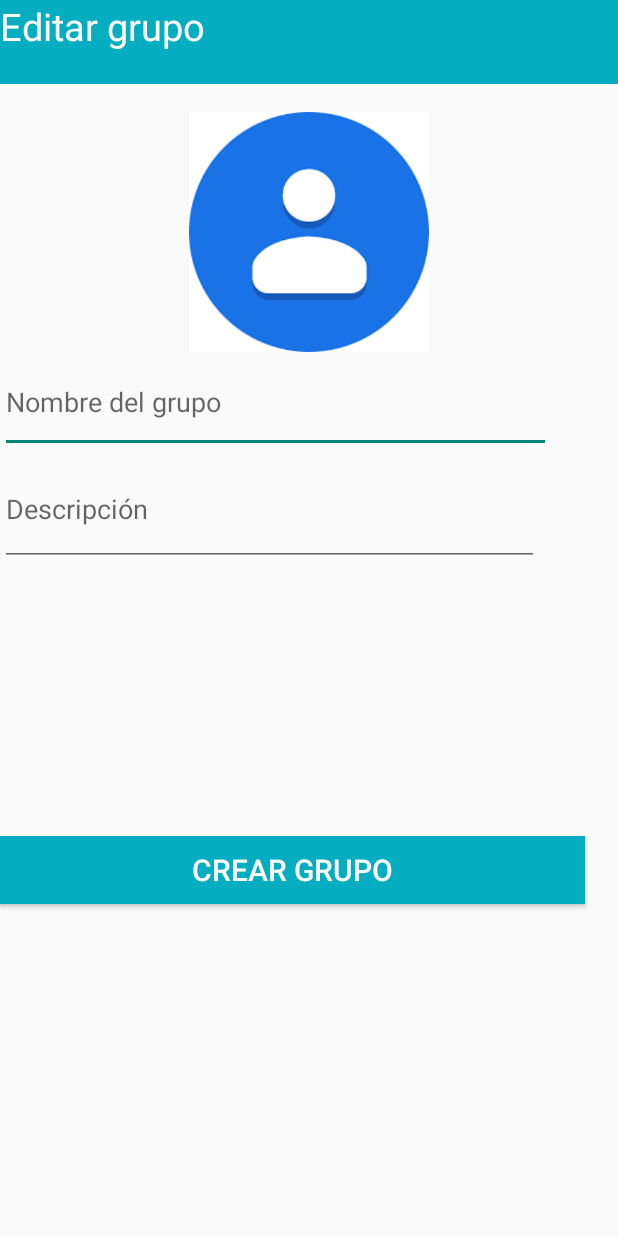
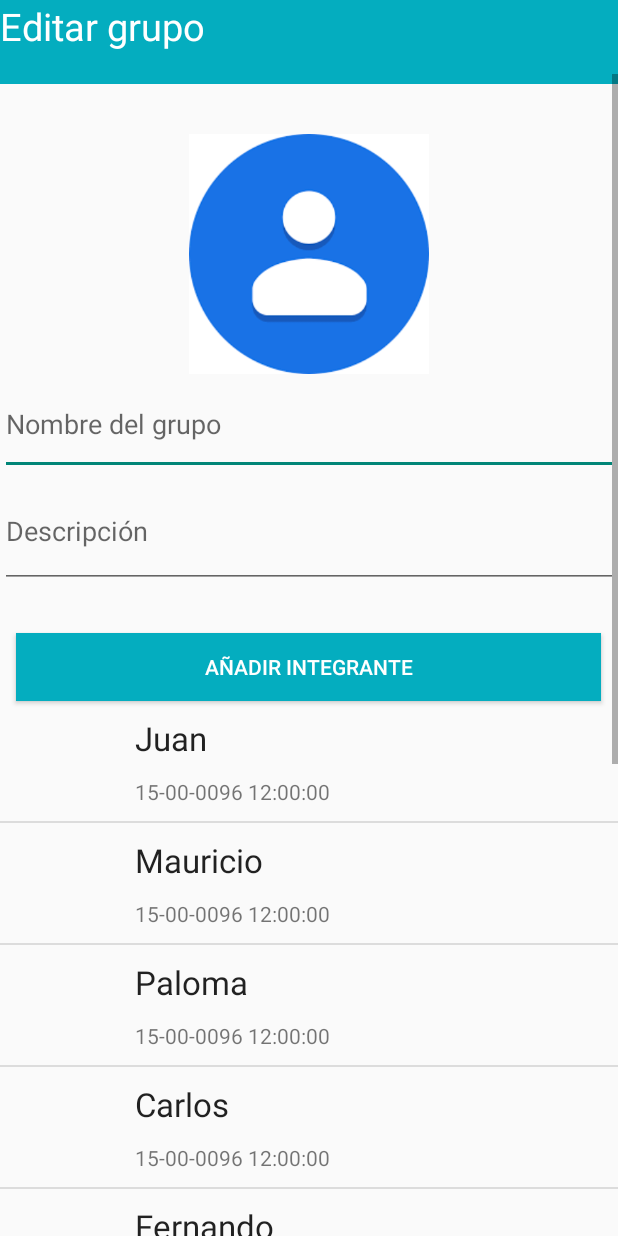
Before and after one commit to danielhuici/instantM, an Android app: the screen it shows after launch (EditGroupActivity), in the options menu, after a tap on "Crear grupo", on a phone screen of 412 x 824 dp. Run offline under Robolectric (Android 15) with nearby library versions, the phone set to English and light mode, and no system bars; our stand-ins replace Volley; 4 statements that could not run were skipped.

Commit message:
Vista crear grupo

```diff
--- a/app/src/main/java/info/androidhive/loginandregistration/activity/Chats.java
+++ b/app/src/main/java/info/androidhive/loginandregistration/activity/Chats.java
@@ -93,7 +93,6 @@ public class Chats extends AppCompatActivity implements ActionBar.TabListener, V
                 return true;
 
             case MENU_ADD_CONTACT_ID:
-                System.out.println("+++++++++++++++++++++++++++++++++++++++++++++++++++++++++++++++++++++++++++++++++++++++++++++++++++");
                 intent = new Intent(this, AddContact.class);
                 startActivity(intent);
                 return true;
--- a/app/src/main/java/info/androidhive/loginandregistration/activity/EditGroupActivity.java
+++ b/app/src/main/java/info/androidhive/loginandregistration/activity/EditGroupActivity.java
@@ -3,15 +3,13 @@ package info.androidhive.loginandregistration.activity;
 import android.app.Activity;
 import android.app.ProgressDialog;
 import android.content.Intent;
-import android.support.design.widget.TabLayout;
-import android.support.v4.view.ViewPager;
-import android.support.v7.app.AppCompatActivity;
 import android.os.Bundle;
-import android.support.v7.widget.Toolbar;
 import android.util.Log;
 import android.view.View;
+import android.view.ViewGroup;
 import android.widget.Button;
 import android.widget.EditText;
+import android.widget.ListView;
 import android.widget.Toast;
 
 import com.android.volley.Request;
@@ -22,12 +20,16 @@ import com.android.volley.toolbox.StringRequest;
 import org.json.JSONException;
 import org.json.JSONObject;
 
+import java.text.ParseException;
+import java.util.ArrayList;
 import java.util.HashMap;
 import java.util.Map;
 
 import info.androidhive.loginandregistration.R;
 import info.androidhive.loginandregistration.app.AppConfig;
 import info.androidhive.loginandregistration.app.AppController;
+import info.androidhive.loginandregistration.app.User;
+import info.androidhive.loginandregistration.app.UserAdapter;
 import info.androidhive.loginandregistration.helper.SQLiteHandler;
 
 public class EditGroupActivity extends Activity {
@@ -37,6 +39,10 @@ public class EditGroupActivity extends Activity {
     private Button buttonConfirm;
     private SQLiteHandler db;
 
+    private ArrayList<User> members;
+    private UserAdapter userAdapter;
+    private ListView lvMembers;
+
     private ProgressDialog pDialog;
 
 
@@ -45,9 +51,8 @@ public class EditGroupActivity extends Activity {
         super.onCreate(savedInstanceState);
         setContentView(R.layout.activity_edit_group);
 
-        System.out.println("Gone");
        inputGroupName = (EditText) findViewById(R.id.group_name);
-       buttonConfirm =  (Button) findViewById(R.id.button_edit_group);
+       buttonConfirm =  (Button) findViewById(R.id.btn_create_group);
 
         // Botón editar custom_item
         buttonConfirm.setOnClickListener(new View.OnClickListener() {
@@ -68,6 +73,51 @@ public class EditGroupActivity extends Activity {
         });
 
         db = new SQLiteHandler(getApplicationContext());
+
+        members = new ArrayList<>();
+        userAdapter =  new UserAdapter(this, members);
+        lvMembers = (ListView) findViewById(R.id.listMembers);
+        lvMembers.setAdapter(userAdapter);
+
+        try {
+            members.add(new User("Juan","15-10-96 17:00"));
+            members.add(new User("Mauricio","15-10-96 17:00"));
+            members.add(new User("Paloma","15-10-96 17:00"));
+            members.add(new User("Carlos","15-10-96 17:00"));
+            members.add(new User("Fernando","15-10-96 17:00"));
+            members.add(new User("Alicia","15-10-96 17:00"));
+            members.add(new User("Roberto","15-10-96 17:00"));
+            members.add(new User("Marisa","15-10-96 17:00"));
+            members.add(new User("Concho","15-10-96 17:00"));
+            members.add(new User("",""));
+        } catch (ParseException e) {
+            e.printStackTrace();
+        }
+
+        userAdapter.notifyDataSetChanged();
+        setListViewHeightBasedOnChildren(lvMembers, userAdapter);
+    }
+
+
+    public static void setListViewHeightBasedOnChildren(ListView listView, UserAdapter userAdapter) {
+        int desiredWidth = View.MeasureSpec.makeMeasureSpec(listView.getWidth(),
+        View.MeasureSpec.UNSPECIFIED);int totalHeight = 0;
+        View view = null;
+        for (int i = 0; i < userAdapter.getCount(); i++) {
+            view = userAdapter.getView(i, view, listView);if (i == 0) view.setLayoutParams(new
+                    ViewGroup.LayoutParams(desiredWidth,
+                    ViewGroup.LayoutParams.WRAP_CONTENT));
+
+            view.measure(desiredWidth, View.MeasureSpec.UNSPECIFIED);
+            totalHeight += view.getMeasuredHeight();
+        }
+
+        ViewGroup.LayoutParams params = listView.getLayoutParams();
+
+        params.height = totalHeight + (listView.getDividerHeight() * (userAdapter.getCount() - 1));
+
+        listView.setLayoutParams(params);
+        listView.requestLayout();
     }
 
     private void storeGroup(final String name) {
--- a/app/src/main/java/info/androidhive/loginandregistration/activity/TabAFragment.java
+++ b/app/src/main/java/info/androidhive/loginandregistration/activity/TabAFragment.java
@@ -1,7 +1,5 @@
 package info.androidhive.loginandregistration.activity;
 
-import android.content.Context;
-import android.content.Intent;
 import android.os.Bundle;
 import android.support.v4.app.Fragment;
 import android.util.Log;
@@ -9,7 +7,6 @@ import android.view.LayoutInflater;
 import android.view.View;
 import android.view.ViewGroup;
 import android.widget.ListView;
-import android.widget.Toast;
 
 import com.android.volley.Request;
 import com.android.volley.Response;
@@ -56,7 +53,7 @@ public class TabAFragment extends Fragment {
         View v = inflater.inflate(R.layout.fragment_tab_a, container, false);
         vGrupos = new ArrayList<>();
         adaptador =  new GroupAdapter(super.getActivity(), vGrupos);
-        lvLista = (ListView) v.findViewById(R.id.listaGrupos);
+        lvLista = (ListView) v.findViewById(R.id.listMembers);
         lvLista.setAdapter(adaptador);
 
         try {
--- a/app/src/main/java/info/androidhive/loginandregistration/activity/TabBFragment.java
+++ b/app/src/main/java/info/androidhive/loginandregistration/activity/TabBFragment.java
@@ -2,7 +2,6 @@ package info.androidhive.loginandregistration.activity;
 
 import android.os.Bundle;
 import android.support.v4.app.Fragment;
-import android.support.v7.widget.RecyclerView;
 import android.view.LayoutInflater;
 import android.view.View;
 import android.view.ViewGroup;
@@ -36,7 +35,7 @@ public class TabBFragment extends Fragment {
         vGrupos = new ArrayList<>();
         adaptador =  new GroupAdapter(super.getActivity(), vGrupos) ;
 
-        lvLista = (ListView) v.findViewById(R.id.listaGrupos);
+        lvLista = (ListView) v.findViewById(R.id.listMembers);
         lvLista.setAdapter(adaptador);
         try {
             vGrupos.add(new Grupo("Juan","15-10-96 17:00"));
--- a/app/src/main/java/info/androidhive/loginandregistration/app/GroupAdapter.java
+++ b/app/src/main/java/info/androidhive/loginandregistration/app/GroupAdapter.java
@@ -54,9 +54,9 @@ public class GroupAdapter extends BaseAdapter {
              *  convertView ya no tendrá que llamar al método findViewById()
              */
 
-            holder.topSubtitle = (TextView) convertView.findViewById(R.id.tvTelefonoMovil);
-            holder.title = (TextView) convertView.findViewById(R.id.tvNombreApellidos);
-            holder.pic = (ImageView) convertView.findViewById(R.id.ivFoto);
+            holder.topSubtitle = (TextView) convertView.findViewById(R.id.tvSubtitle);
+            holder.title = (TextView) convertView.findViewById(R.id.tvTitle);
+            holder.pic = (ImageView) convertView.findViewById(R.id.pic);
 
             convertView.setTag(holder);
         }
--- a/app/src/main/java/info/androidhive/loginandregistration/app/UserAdapter.java
+++ b/app/src/main/java/info/androidhive/loginandregistration/app/UserAdapter.java
@@ -13,7 +13,6 @@ import android.widget.TextView;
 
 import java.util.ArrayList;
 import java.util.List;
-import java.util.Locale;
 
 import info.androidhive.loginandregistration.R;
 
@@ -60,9 +59,9 @@ public class UserAdapter extends BaseAdapter implements Filterable {
              *  convertView ya no tendrá que llamar al método findViewById()
              */
 
-            holder.title = (TextView) convertView.findViewById(R.id.tvNombreApellidos);
-            holder.topSubtitle = (TextView) convertView.findViewById(R.id.tvTelefonoMovil);
-            holder.pic = (ImageView) convertView.findViewById(R.id.ivFoto);
+            holder.title = (TextView) convertView.findViewById(R.id.tvTitle);
+            holder.topSubtitle = (TextView) convertView.findViewById(R.id.tvSubtitle);
+            holder.pic = (ImageView) convertView.findViewById(R.id.pic);
 
             convertView.setTag(holder);
         } else {
--- a/app/src/main/res/layout/activity_edit_group.xml
+++ b/app/src/main/res/layout/activity_edit_group.xml
@@ -29,11 +29,20 @@
         android:orientation="vertical">
 
         <TextView
-            android:layout_width="wrap_content"
-            android:layout_height="wrap_content"
+            android:layout_width="match_parent"
+            android:layout_height="49dp"
             android:text="@string/button_edit_group"
             android:textColor="#ffffff"
             android:textSize="25dp" />
+
+        <ScrollView
+            android:layout_width="match_parent"
+            android:layout_height="match_parent">
+
+            <LinearLayout
+                android:layout_width="match_parent"
+                android:layout_height="wrap_content"
+                android:orientation="vertical">
 
                 <ImageView
                     android:id="@+id/imageView"
@@ -45,7 +54,7 @@
 
                 <EditText
                     android:id="@+id/group_name"
-            android:layout_width="367dp"
+                    android:layout_width="match_parent"
                     android:layout_height="67dp"
                     android:ems="10"
                     android:hint="@string/name_group"
@@ -56,7 +65,7 @@
 
                 <EditText
                     android:id="@+id/group_description"
-            android:layout_width="359dp"
+                    android:layout_width="match_parent"
                     android:layout_height="75dp"
                     android:ems="10"
                     android:hint="@string/description"
@@ -66,32 +75,33 @@
                     app:layout_constraintStart_toStartOf="parent"
                     app:layout_constraintTop_toTopOf="parent" />
 
-        <ScrollView
+                <Button
+                    android:id="@+id/btn_add_member"
                     android:layout_width="390dp"
-            android:layout_height="150dp">
-
-            <LinearLayout
-                android:layout_width="match_parent"
-                android:layout_height="wrap_content"
-                android:orientation="vertical">
+                    android:layout_height="45dp"
+                    android:layout_gravity="center"
+                    android:layout_marginTop="30dp"
+                    android:background="@color/colorPrimary"
+                    android:text="@string/add_member"
+                    android:textColor="@color/white" />
 
                 <ListView
-                    android:id="@+id/listaGrupos"
+                    android:id="@+id/listMembers"
                     android:layout_width="match_parent"
-                    android:layout_height="match_parent"
-                    tools:ignore="MissingConstraints" />
-            </LinearLayout>
-        </ScrollView>
+                    android:layout_height="wrap_content"></ListView>
 
                 <Button
-            android:id="@+id/button_edit_group"
+                    android:id="@+id/btn_create_group"
                     android:layout_width="390dp"
                     android:layout_height="45dp"
+                    android:layout_gravity="center"
                     android:layout_marginTop="30dp"
                     android:background="@color/colorPrimary"
                     android:text="@string/create_group"
                     android:textColor="@color/white"
                     android:textSize="20dp" />
+            </LinearLayout>
+        </ScrollView>
 
     </LinearLayout>
 
--- a/app/src/main/res/layout/custom_item.xml
+++ b/app/src/main/res/layout/custom_item.xml
@@ -4,7 +4,7 @@
     android:layout_height="match_parent">
 
     <ImageView
-        android:id="@+id/ivFoto"
+        android:id="@+id/pic"
         android:layout_width="80dp"
         android:layout_height="80dp"
         android:src="@drawable/ic_launcher" />
@@ -15,7 +15,7 @@
         android:orientation="vertical">
 
         <TextView
-            android:id="@+id/tvNombreApellidos"
+            android:id="@+id/tvTitle"
             android:layout_width="wrap_content"
             android:layout_height="wrap_content"
             android:layout_marginLeft="10dp"
@@ -31,7 +31,7 @@
             android:orientation="vertical">
 
             <TextView
-                android:id="@+id/tvTelefonoMovil"
+                android:id="@+id/tvSubtitle"
                 android:layout_width="wrap_content"
                 android:layout_height="wrap_content"
                 android:textAppearance="?android:attr/textAppearanceSmall" />
--- a/app/src/main/res/layout/fragment_tab_a.xml
+++ b/app/src/main/res/layout/fragment_tab_a.xml
@@ -6,7 +6,7 @@
 
     <!-- TODO: Update blank fragment layout -->
     <ListView
-        android:id="@+id/listaGrupos"
+        android:id="@+id/listMembers"
         android:layout_width="match_parent"
         android:layout_height="wrap_content">
 
--- a/app/src/main/res/values/strings.xml
+++ b/app/src/main/res/values/strings.xml
@@ -22,4 +22,6 @@
     <string name="menu_item_logout">Cerrar sesión</string>
     <string name="menu_item_crear_grupo">Crear grupo</string>
     <string name="search_contact">Buscar contacto</string>
+    <string name="add_member">Añadir integrante</string>
+    <string name="btn_create_group">Crear grupo</string>
 </resources>
```
Also changed, not shown: 195 other files. Lines whose indentation alone changed are shown as unchanged.
